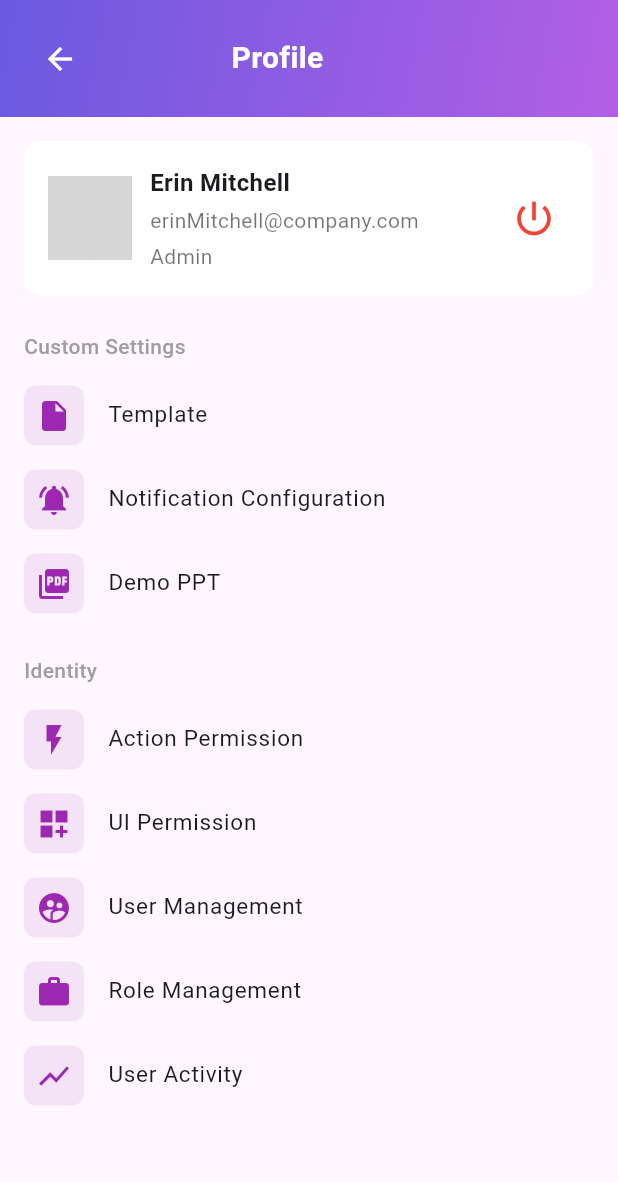
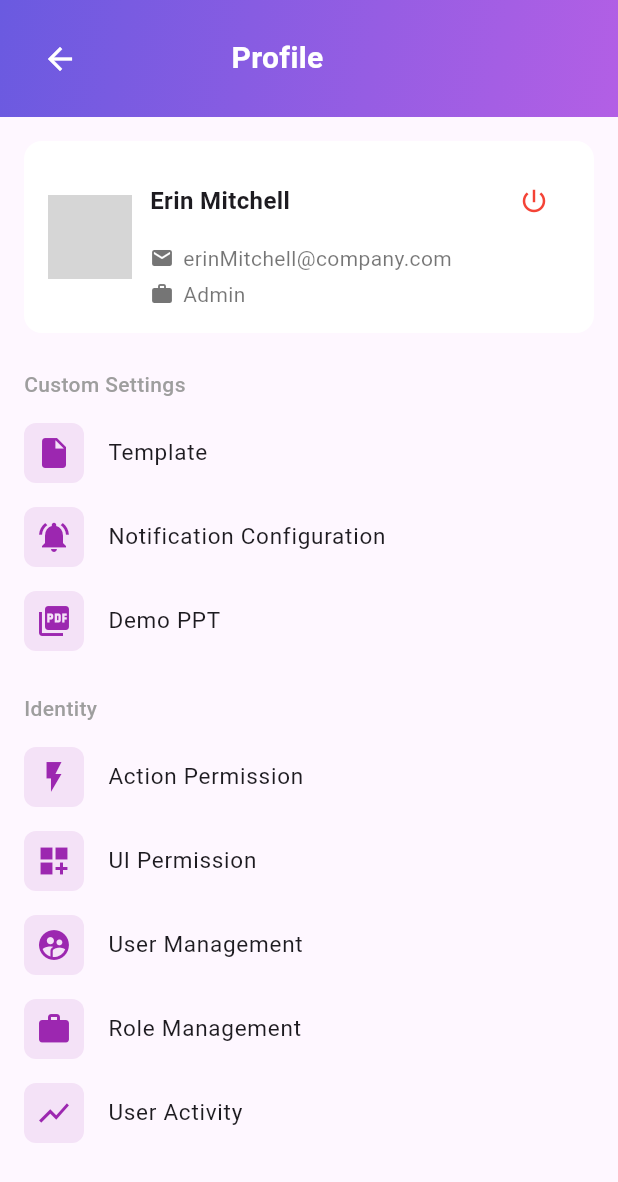
Before and after one commit to KMG-ORG/flutter-crm-mobile, a Flutter app: the ProfilePage screen opened directly with empty values, on a phone screen of 412 x 824 dp. Shown: the top 1182 px of the screen. Run offline on Flutter 3.47's test engine with Material 3 defaults, Android fonts, the phone set to English and light mode, and no system bars; our stand-ins replace flutter_dotenv, flutter_secure_storage; accounts and stored records are empty; grey boxes are pictures that could not be loaded.

Commit message:
changes for profile design.

```diff
--- a/lib/screens/profile/profile_page.dart
+++ b/lib/screens/profile/profile_page.dart
@@ -70,32 +70,78 @@ class ProfilePage extends StatelessWidget {
                 Expanded(
                   child: Column(
                     crossAxisAlignment: CrossAxisAlignment.start,
-                    children: const [
-                      Text(
+                    children: [
+                      // Text(
+                      //   "Erin Mitchell",
+                      //   style: TextStyle(
+                      //     fontSize: 16,
+                      //     fontWeight: FontWeight.bold,
+                      //   ),
+                      // ),
+                      Row(
+                        mainAxisAlignment: MainAxisAlignment
+                            .spaceBetween, // 👈 pushes to edges
+                        children: [
+                          const Text(
                             "Erin Mitchell",
                             style: TextStyle(
                               fontSize: 16,
                               fontWeight: FontWeight.bold,
                             ),
+                            overflow: TextOverflow.ellipsis,
+                          ),
+                          IconButton(
+                            padding: EdgeInsets.zero,
+                            constraints: const BoxConstraints(),
+                            icon: const Icon(
+                              Icons.power_settings_new,
+                              color: Colors.red,
+                              size: 20,
+                            ),
+                            onPressed: () {
+                              // handle logout
+                            },
+                          ),
+                        ],
                       ),
                       SizedBox(height: 4),
+                      // Text(
+                      //   "erinMitchell@company.com",
+                      //   style: TextStyle(color: Colors.black54),
+                      // ),
+                      Row(
+                        children: const [
+                          Icon(Icons.email, size: 16, color: Colors.black54),
+                          SizedBox(width: 6),
                           Text(
                             "erinMitchell@company.com",
                             style: TextStyle(color: Colors.black54),
                           ),
+                        ],
+                      ),
                       SizedBox(height: 4),
-                      Text("Admin", style: TextStyle(color: Colors.black54)),
+                      //Text("Admin", style: TextStyle(color: Colors.black54)),
+                      Row(
+                        children: const [
+                          Icon(Icons.work, size: 16, color: Colors.black54),
+                          SizedBox(width: 6),
+                          Text(
+                            "Admin",
+                            style: TextStyle(color: Colors.black54),
+                          ),
+                        ],
+                      ),
                     ],
                   ),
                 ),
-                IconButton(
-                  icon: const Icon(
-                    Icons.power_settings_new,
-                    color: Colors.red,
-                    size: 30,
-                  ),
-                  onPressed: () {},
-                ),
+                // IconButton(
+                //   icon: const Icon(
+                //     Icons.power_settings_new,
+                //     color: Colors.red,
+                //     size: 30,
+                //   ),
+                //   onPressed: () {},
+                // ),
               ],
             ),
           ),
```
Lines whose indentation alone changed are shown as unchanged.
